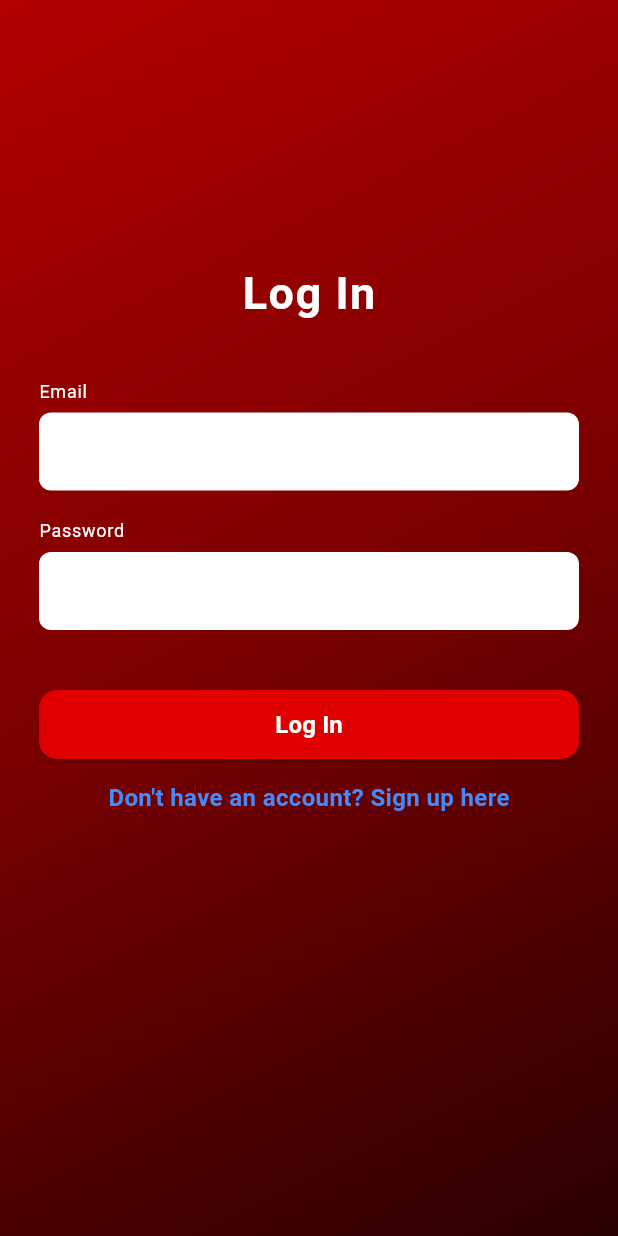
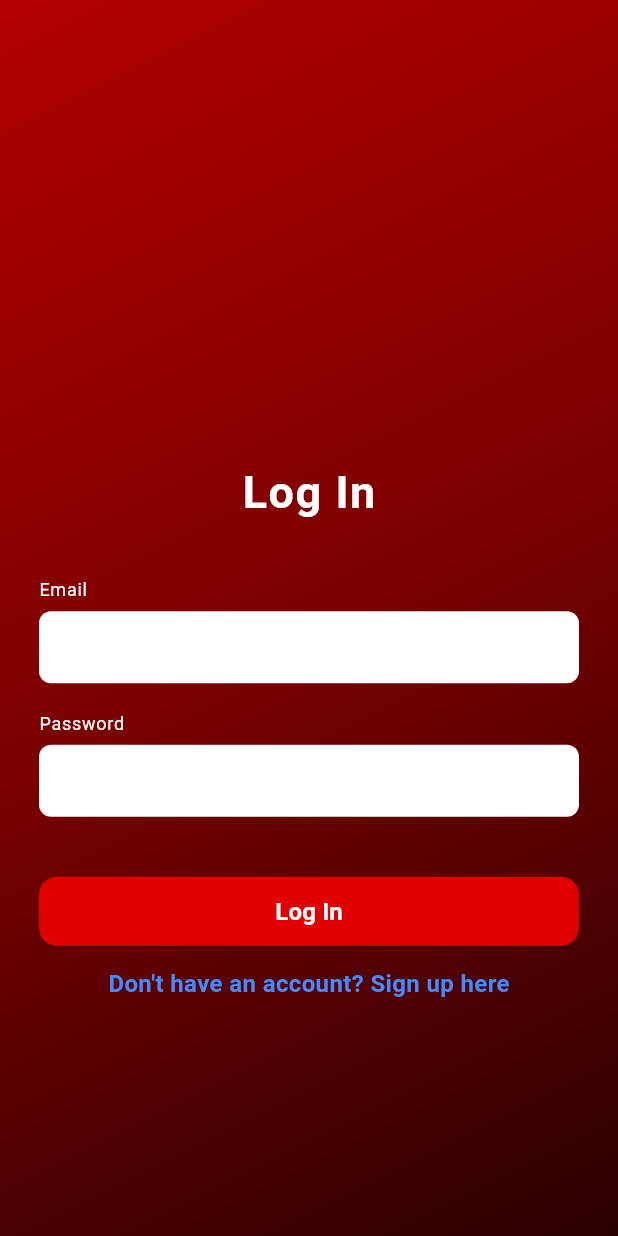
Before and after one commit to abhpandey/Cineflix, a Flutter app: the screen it shows after launch, after a tap on "Skip", after a tap on "Sign Up", on a phone screen of 412 x 824 dp. Run offline on Flutter 3.47's test engine with Material 3 defaults, Android fonts, the phone set to English and light mode, and no system bars.

Commit message:
minor changes in color and fixed button and entry form fields

```diff
--- a/lib/screens/login_screen.dart
+++ b/lib/screens/login_screen.dart
@@ -64,8 +64,13 @@ class _LoginScreenState extends State<LoginScreen> {
           ),
         ),
         child: SafeArea(
+          child: Center(
             child: SingleChildScrollView(
               padding: const EdgeInsets.symmetric(horizontal: 26, vertical: 24),
+              child: ConstrainedBox(
+                constraints: const BoxConstraints(
+                  maxWidth: 430, // ✅ stops stretching on tablets
+                ),
                 child: Column(
                   crossAxisAlignment: CrossAxisAlignment.start,
                   children: [
@@ -86,25 +91,31 @@ class _LoginScreenState extends State<LoginScreen> {
                     const SizedBox(height: 35),
 
                     _label("Email"),
-                TextField(
+                    SizedBox(
+                      height: 48, // ✅ fixed field height
+                      child: TextField(
                         controller: _emailCtrl,
                         decoration: _decoration(),
+                      ),
                     ),
 
                     const SizedBox(height: 18),
 
                     _label("Password"),
-                TextField(
+                    SizedBox(
+                      height: 48, // ✅ fixed field height
+                      child: TextField(
                         controller: _passCtrl,
                         obscureText: true,
                         decoration: _decoration(),
+                      ),
                     ),
 
                     const SizedBox(height: 40),
 
                     SizedBox(
                       width: double.infinity,
-                  height: 46,
+                      height: 46, // ✅ fixed button height
                       child: ElevatedButton(
                         style: ElevatedButton.styleFrom(
                           backgroundColor: const Color(0xFFE10000),
@@ -152,9 +163,9 @@ class _LoginScreenState extends State<LoginScreen> {
                   ],
                 ),
               ),
-
             ),
-
+          ),
+        ),
       ),
     );
   }
--- a/lib/screens/signup_screen.dart
+++ b/lib/screens/signup_screen.dart
@@ -72,8 +72,14 @@ class _SignupScreenState extends State<SignupScreen> {
           ),
 
           SafeArea(
+            child: Center(
               child: SingleChildScrollView(
-              padding: const EdgeInsets.symmetric(horizontal: 26, vertical: 24),
+                padding:
+                    const EdgeInsets.symmetric(horizontal: 26, vertical: 24),
+                child: ConstrainedBox(
+                  constraints: const BoxConstraints(
+                    maxWidth: 430, // ✅ stops stretching on tablets
+                  ),
                   child: Column(
                     crossAxisAlignment: CrossAxisAlignment.start,
                     children: [
@@ -94,42 +100,54 @@ class _SignupScreenState extends State<SignupScreen> {
                       const SizedBox(height: 30),
 
                       _label("Name"),
-                  TextField(
+                      SizedBox(
+                        height: 48, // ✅ fixed field height
+                        child: TextField(
                           controller: _nameCtrl,
                           decoration: _decoration(),
+                        ),
                       ),
 
                       const SizedBox(height: 18),
 
                       _label("Email"),
-                  TextField(
+                      SizedBox(
+                        height: 48, // ✅ fixed field height
+                        child: TextField(
                           controller: _emailCtrl,
                           decoration: _decoration(),
+                        ),
                       ),
 
                       const SizedBox(height: 18),
 
                       _label("Create a Password"),
-                  TextField(
+                      SizedBox(
+                        height: 48, // ✅ fixed field height
+                        child: TextField(
                           controller: _passCtrl,
                           obscureText: true,
                           decoration: _decoration(),
+                        ),
                       ),
 
                       const SizedBox(height: 18),
 
                       _label("Confirm Password"),
-                  TextField(
+                      SizedBox(
+                        height: 48, // ✅ fixed field height
+                        child: TextField(
                           controller: _confirmCtrl,
                           obscureText: true,
                           decoration: _decoration(),
+                        ),
                       ),
 
                       const SizedBox(height: 40),
 
                       SizedBox(
                         width: double.infinity,
-                    height: 46,
+                        height: 46, // ✅ fixed button height
                         child: ElevatedButton(
                           style: ElevatedButton.styleFrom(
                             backgroundColor: const Color(0xFFE10000),
@@ -140,7 +158,8 @@ class _SignupScreenState extends State<SignupScreen> {
                           onPressed: () {
                             Navigator.pushReplacement(
                               context,
-                          MaterialPageRoute(builder: (_) => const LoginScreen()),
+                              MaterialPageRoute(
+                                  builder: (_) => const LoginScreen()),
                             );
                           },
                           child: const Text(
@@ -161,7 +180,8 @@ class _SignupScreenState extends State<SignupScreen> {
                           onTap: () {
                             Navigator.pushReplacement(
                               context,
-                          MaterialPageRoute(builder: (_) => const LoginScreen()),
+                              MaterialPageRoute(
+                                  builder: (_) => const LoginScreen()),
                             );
                           },
                           child: const Text(
@@ -180,18 +200,6 @@ class _SignupScreenState extends State<SignupScreen> {
                   ),
                 ),
               ),
-
-          Positioned(
-            left: 0,
-            right: 0,
-            bottom: 70,
-            child: Center(
-              child: Image.asset(
-                "assets/icons/cineflixlogo.PNG",
-                width: 120,
-                height: 120,
-                fit: BoxFit.contain,
-              ),
             ),
           ),
         ],
--- a/lib/screens/splash_screen.dart
+++ b/lib/screens/splash_screen.dart
@@ -32,7 +32,7 @@ class _SplashScreenState extends State<SplashScreen>
 
     _controller.forward();
 
-    Timer(const Duration(seconds: 2), () {
+    Timer(const Duration(seconds: 4), () {
       if (!mounted) return;
       Navigator.pushReplacement(
         context,
```
Lines whose indentation alone changed are shown as unchanged.
